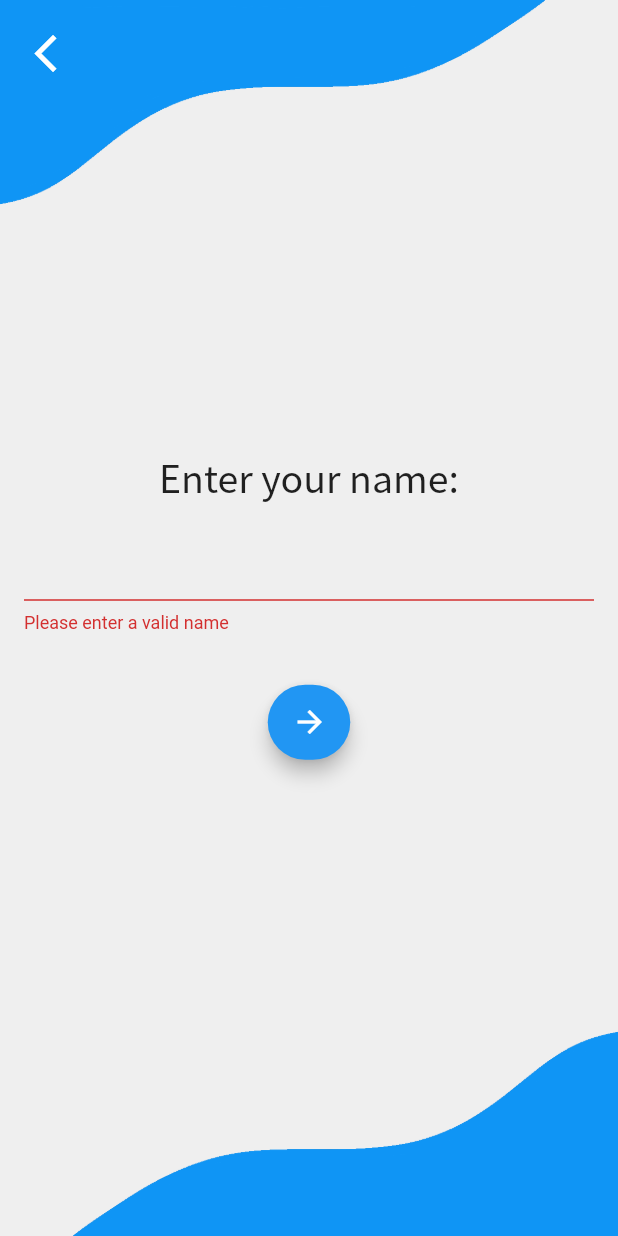
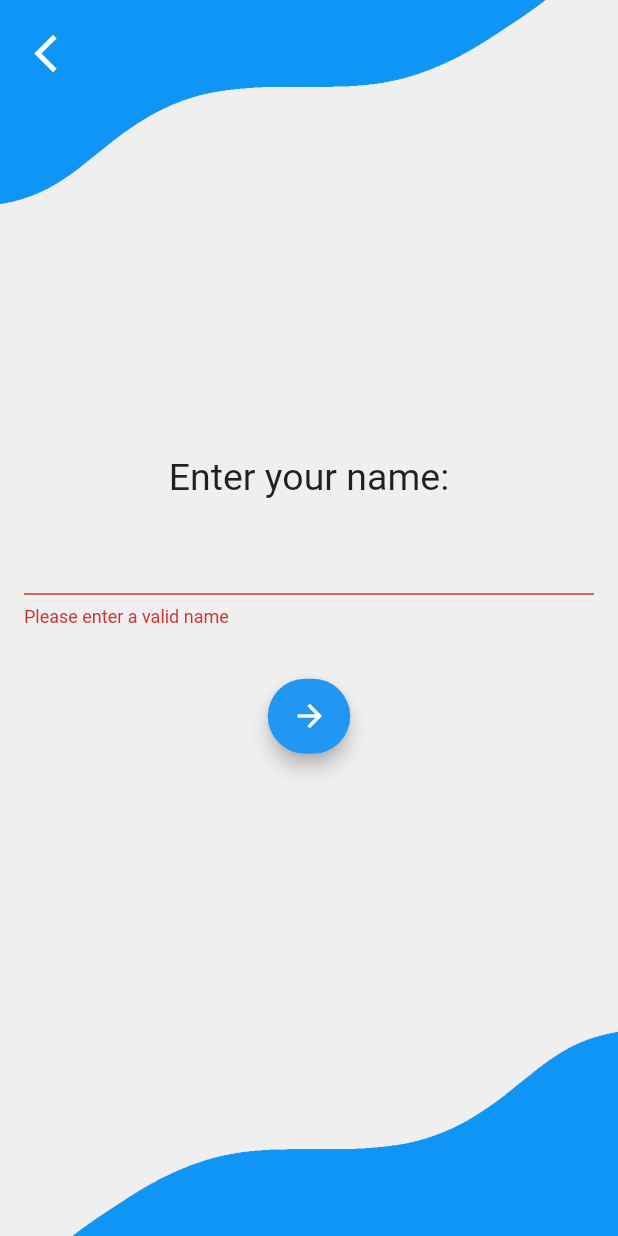
Before and after one commit to lilbroadam/Settle, a Flutter app: the NameScreen screen opened directly with empty values, after a tap on the "arrow forward" icon, on a phone screen of 412 x 824 dp. Run offline on Flutter 3.47's test engine with Material 2 defaults, Android fonts, the phone set to English and light mode, and no system bars; our stand-ins replace device_info, flutter_neumorphic, flutter_spinkit, fluttericon, material_design_icons_flutter, share and 2 more; missing offline and left inert: animated_dialog_box, animated_splash, groovin_widgets; accounts and stored records are empty.

```diff
--- a/Flutter/lib/CreateSettle.dart
+++ b/Flutter/lib/CreateSettle.dart
@@ -105,8 +105,7 @@ class _CreateSettle extends State<CreateSettle> {
               if (snapshot.data != null) {
                 settle = snapshot.data;
                 gotCode = true;
-                return Text(settle.settleCode,
-                    style: GoogleFonts.notoSansKR(fontSize: 19));
+                return Text(settle.settleCode, style: TextStyle(fontSize: 19));
               } else {
                 return SpinKitDualRing(
                   color: Colors.blue,
--- a/Flutter/lib/NameScreen.dart
+++ b/Flutter/lib/NameScreen.dart
@@ -79,7 +79,7 @@ class _NameScreenState extends State<NameScreen> {
               Column(
                 children: <Widget>[
                   Text(getText(context, "getname"),
-                      style: GoogleFonts.notoSansKR(fontSize: 25)),
+                      style: TextStyle(fontSize: 25)),
                   Padding(
                     padding: const EdgeInsets.all(16),
                     child: TextFormField(
--- a/Flutter/lib/import_all.dart
+++ b/Flutter/lib/import_all.dart
@@ -17,7 +17,8 @@ export 'localization/lang_constants.dart';
 export 'localization/language.dart';
 export 'CreateSettle.dart';
 export 'JoinSettle.dart';
-export 'package:google_fonts/google_fonts.dart';
+// causing bad state insecure http exception
+// export 'package:google_fonts/google_fonts.dart';
 export 'dart:convert';
 export 'package:shared_preferences/shared_preferences.dart';
 export 'DarkThemePref.dart';
@@ -36,3 +37,4 @@ export 'package:flutter_neumorphic/flutter_neumorphic.dart';
 export 'package:flutter_spinkit/flutter_spinkit.dart';
 export 'package:animated_dialog_box/animated_dialog_box.dart';
 export 'package:share/share.dart';
+export 'package:animated_splash/animated_splash.dart';
--- a/Flutter/pubspec.yaml
+++ b/Flutter/pubspec.yaml
@@ -35,8 +35,8 @@ dependencies:
   provider: ^4.3.2+3
   shared_preferences: ^0.5.12+4
   flutter_neumorphic: ^3.0.3
-  fluttericon: ^1.0.7 # new
-
+  fluttericon: ^1.0.7
+  animated_splash: ^1.0.0
 
   flutter:
     sdk: flutter
@@ -72,6 +72,7 @@ flutter:
     - assets/background.png
     - assets/background-dark.png
     - assets/adamoo.jpg
+    - assets/splashscreen.png
     - lang/en.json
     - lang/es.json
 
```
Also changed, not shown: Flutter/lib/main.dart (+16 -1 lines), Flutter/assets/splashscreen.png (added), Flutter/pubspec.lock.
